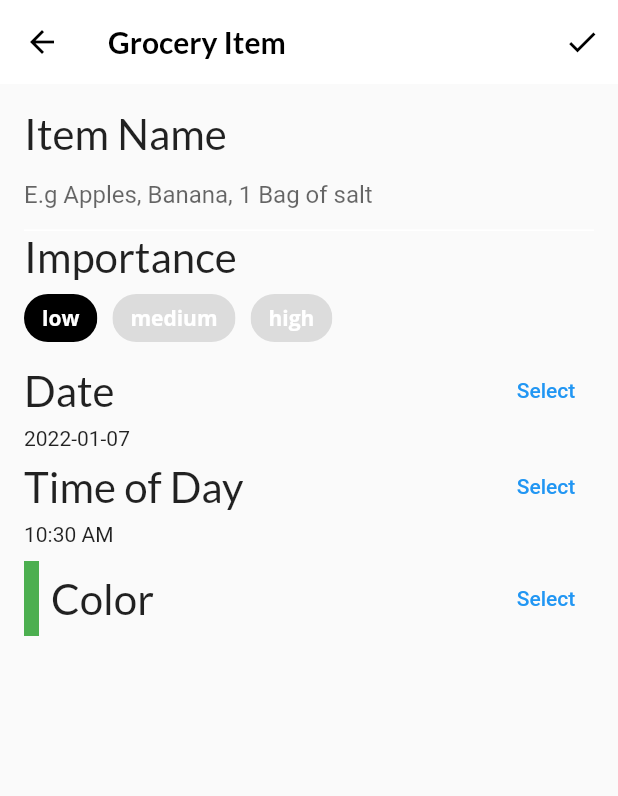
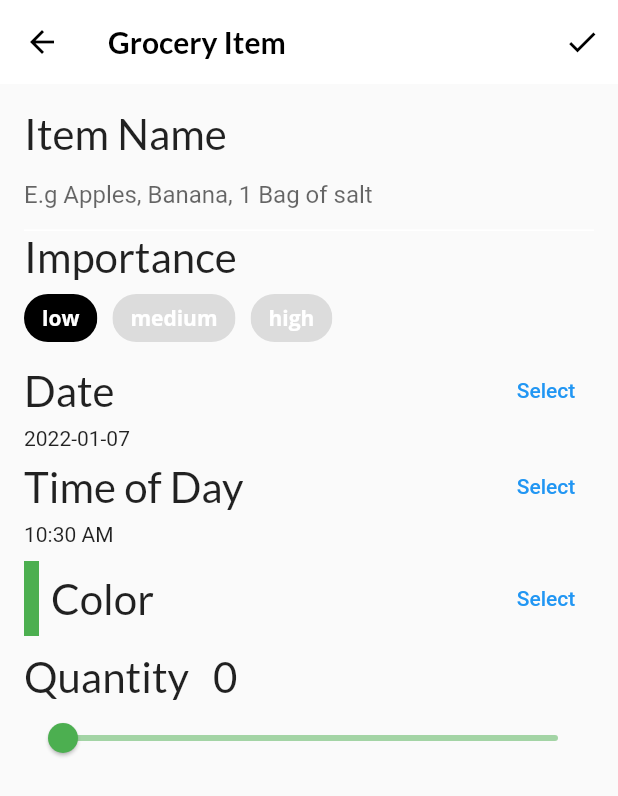
Before and after one commit to chawatvish/flutter_apprentice_book, a Flutter app: the screen it shows after launch, item 3 of the bottom bar chosen, after a tap on the "add" icon, on a phone screen of 412 x 824 dp. Shown: the top 796 px of the screen. Run offline on Flutter 3.47's test engine with Material 2 defaults, Android fonts, the phone set to English and light mode, and no system bars; our stand-ins replace flutter_colorpicker, google_fonts; project files that could hold a hidden picture were left out.

Commit message:
Added quantity slider

```diff
--- a/04-interactive-widgets/project/lib/screens/grocery_item_screen.dart
+++ b/04-interactive-widgets/project/lib/screens/grocery_item_screen.dart
@@ -89,6 +89,8 @@ class _GroceryItemScreenState extends State<GroceryItemScreen> {
             buildTimeField(context),
             const SizedBox(height: 10.0),
             buildColorPicker(context),
+            const SizedBox(height: 10.0),
+            buildQuantityField(),
             // TODO 18: Add slider
             // TODO: 19: Add Grocery Tile
           ],
@@ -293,6 +295,38 @@ class _GroceryItemScreenState extends State<GroceryItemScreen> {
     );
   }
 
-  // TODO: Add buildQuantityField()
-
+  Widget buildQuantityField() {
+    return Column(
+      crossAxisAlignment: CrossAxisAlignment.start,
+      children: [
+        Row(
+          crossAxisAlignment: CrossAxisAlignment.baseline,
+          textBaseline: TextBaseline.alphabetic,
+          children: [
+            Text(
+              'Quantity',
+              style: GoogleFonts.lato(fontSize: 28.0),
+            ),
+            const SizedBox(width: 16.0),
+            Text(
+              _currentSliderValue.toInt().toString(),
+              style: GoogleFonts.lato(fontSize: 28.0),
+            ),
+          ],
+        ),
+        Slider(
+          inactiveColor: _currentColor.withOpacity(0.5),
+          activeColor: _currentColor,
+          value: _currentSliderValue.toDouble(),
+          min: 0.0,
+          max: 100.0,
+          divisions: 100,
+          label: _currentSliderValue.toInt().toString(),
+          onChanged: (double value) {
+            setState(() => _currentSliderValue = value.toInt());
+          },
+        ),
+      ],
+    );
+  }
 }
```
